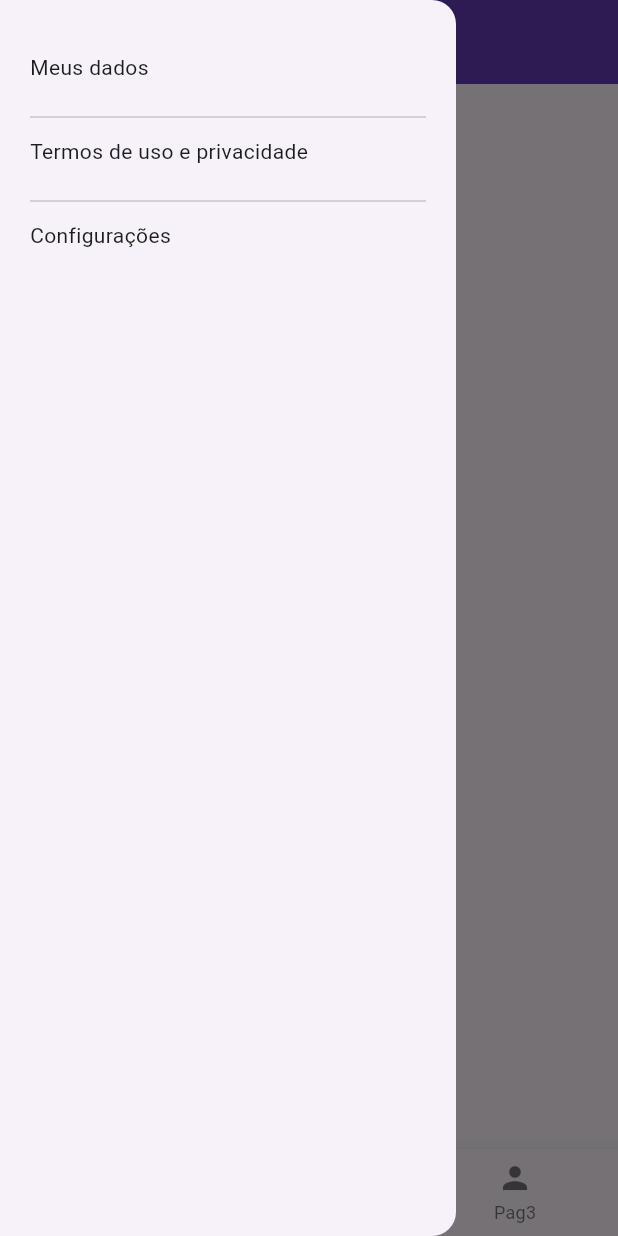
After one commit to rhuan-kowic/dart_and_flutter_specialist, a Flutter app: the MainPage screen opened directly, with the side drawer open, on a phone screen of 412 x 824 dp. The commit adds this screen. Run offline on Flutter 3.47's test engine with Material 3 defaults, Android fonts, the phone set to English and light mode, and no system bars; our stand-ins replace google_fonts; network calls fail.

Commit message:
Finalizando o curso Navegação e Controle de Acesso a Páginas em Flutter

```diff
--- /dev/null
+++ b/flutter_aulas/trilhaapp/lib/pages/main_page.dart
@@ -0,0 +1,105 @@
+import 'package:flutter/material.dart';
+import 'package:trilhaapp/pages/dados_cadastrais_page.dart';
+import 'package:trilhaapp/pages/pagina1.dart';
+import 'package:trilhaapp/pages/pagina2.dart';
+import 'package:trilhaapp/pages/pagina3.dart';
+
+class MainPage extends StatefulWidget {
+  const MainPage({super.key});
+
+  @override
+  State<MainPage> createState() => _MainPageState();
+}
+
+class _MainPageState extends State<MainPage> {
+  PageController controller = PageController(initialPage: 0);
+  int posicaoPagina = 0;
+
+  @override
+  Widget build(BuildContext context) {
+    return SafeArea(
+      child: Scaffold(
+        appBar: AppBar(title: Text("Main Page")),
+        drawer: Drawer(
+          child: Padding(
+            padding: const EdgeInsetsGeometry.symmetric(
+              vertical: 30,
+              horizontal: 20,
+            ),
+            child: Column(
+              crossAxisAlignment: CrossAxisAlignment.start,
+              children: [
+                InkWell(
+                  onTap: () {
+                    Navigator.pop(context);
+                    Navigator.push(
+                      context,
+                      MaterialPageRoute(
+                        builder: (context) =>
+                            DadosCadastraisPage(texto: "Dados cadastrais"),
+                      ),
+                    );
+                  },
+                  child: Container(
+                    padding: EdgeInsets.symmetric(vertical: 5),
+                    width: double.infinity,
+                    child: const Text("Meus dados"),
+                  ),
+                ),
+                const SizedBox(height: 10),
+                const Divider(),
+                InkWell(
+                  onTap: () {},
+                  child: Container(
+                    padding: EdgeInsets.symmetric(vertical: 5),
+                    width: double.infinity,
+                    child: const Text("Termos de uso e privacidade"),
+                  ),
+                ),
+                const SizedBox(height: 10),
+                const Divider(),
+                InkWell(
+                  onTap: () {},
+                  child: Container(
+                    padding: EdgeInsets.symmetric(vertical: 5),
+                    width: double.infinity,
+                    child: const Text("Configurações"),
+                  ),
+                ),
+              ],
+            ),
+          ),
+        ),
+        body: Column(
+          children: [
+            Expanded(
+              child: PageView(
+                controller: controller,
+                onPageChanged: (value) {
+                  setState(() {
+                    posicaoPagina = value;
+                  });
+                },
+                children: [Pagina1Page(), Pagina2Page(), Pagina3Page()],
+              ),
+            ),
+            BottomNavigationBar(
+              onTap: (value) {
+                controller.jumpToPage(value);
+              },
+              currentIndex: posicaoPagina,
+              items: [
+                BottomNavigationBarItem(label: "Pag1", icon: Icon(Icons.home)),
+                BottomNavigationBarItem(label: "Pag2", icon: Icon(Icons.add)),
+                BottomNavigationBarItem(
+                  label: "Pag3",
+                  icon: Icon(Icons.person),
+                ),
+              ],
+            ),
+          ],
+        ),
+      ),
+    );
+  }
+}
--- /dev/null
+++ b/flutter_aulas/trilhaapp/lib/pages/pagina1.dart
@@ -0,0 +1,10 @@
+import 'package:flutter/material.dart';
+
+class Pagina1Page extends StatelessWidget {
+  const Pagina1Page({super.key});
+
+  @override
+  Widget build(BuildContext context) {
+    return Container(color: Colors.deepPurpleAccent[300]);
+  }
+}
```
Also changed, not shown: flutter_aulas/trilhaapp/lib/my_app.dart (+6 -3 lines), flutter_aulas/trilhaapp/lib/pages/dados_cadastrais_page.dart (added, +19 -0 lines), flutter_aulas/trilhaapp/lib/pages/home_page.dart (deleted, +0 -118 lines), flutter_aulas/trilhaapp/lib/pages/login_pages.dart (+145 -25 lines), flutter_aulas/trilhaapp/lib/pages/pagina2.dart (added, +10 -0 lines), flutter_aulas/trilhaapp/lib/pages/pagina3.dart (added, +10 -0 lines).
